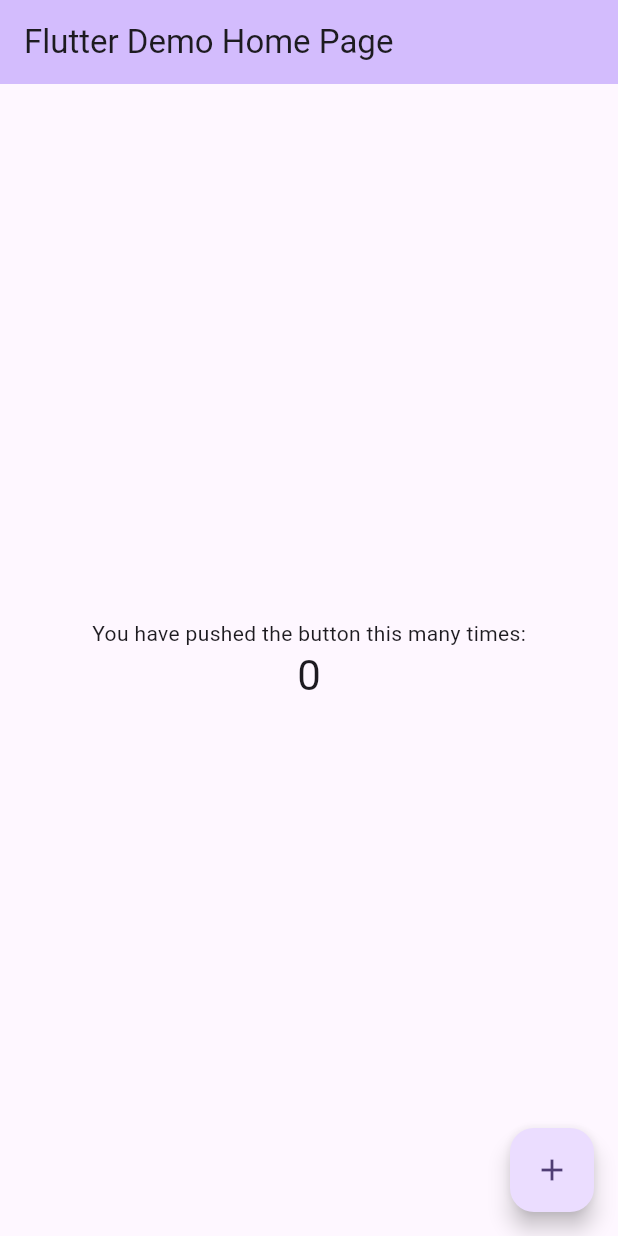
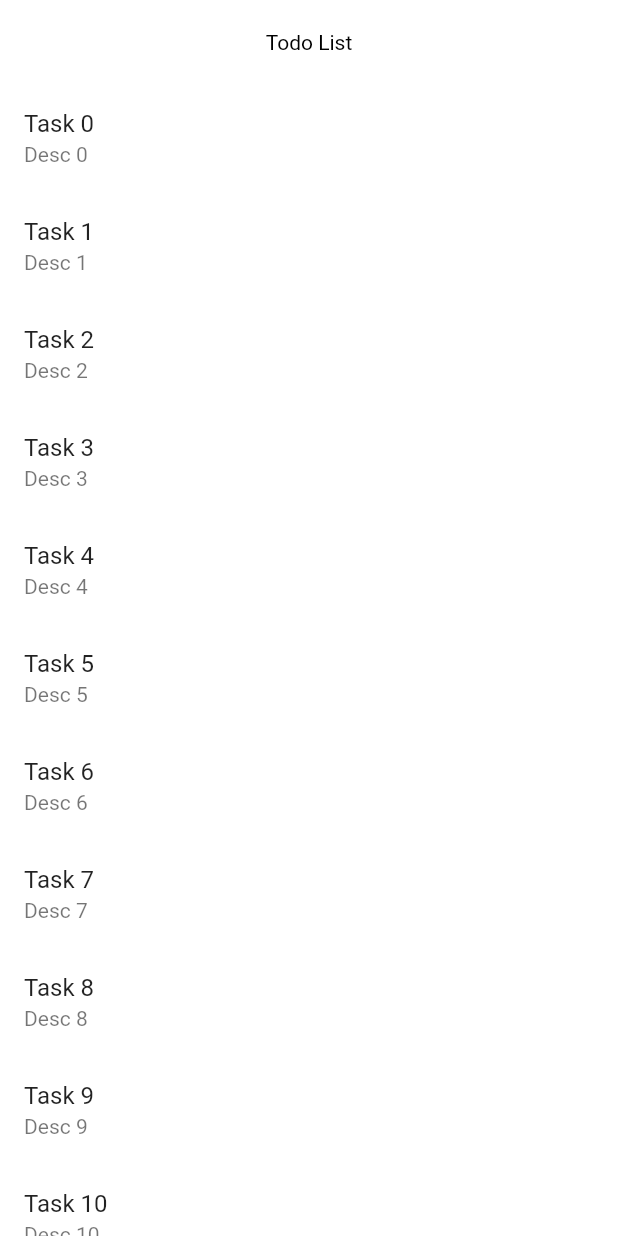
Before and after one commit to tkuanhoong/flutter_clean_architecture, a Flutter app: the screen it shows after launch, on a phone screen of 412 x 824 dp. Run offline on Flutter 3.47's test engine with Material 2 defaults, Android fonts, the phone set to English and light mode, and no system bars; our stand-ins replace dio, equatable, flutter_bloc, get_it, retrofit; generated files the repository leaves out were written again.

Commit message:
Dependency injection and app theme

```diff
--- /dev/null
+++ b/lib/config/theme/app_themes.dart
@@ -0,0 +1,19 @@
+import 'package:flutter/material.dart';
+
+ThemeData theme() {
+  return ThemeData(
+      scaffoldBackgroundColor: Colors.white,
+      fontFamily: 'Roboto',
+      appBarTheme: appBarTheme());
+}
+
+AppBarTheme appBarTheme() {
+  return const AppBarTheme(
+      titleTextStyle: TextStyle(color: Color(0XFF8B8B8B)),
+      color: Colors.white,
+      elevation: 0,
+      centerTitle: true,
+      iconTheme: IconThemeData(
+        color: Color(0XFF8B8B8B),
+      ));
+}
--- /dev/null
+++ b/lib/features/todo_list/presentation/pages/home/todo_list.dart
@@ -0,0 +1,30 @@
+import 'package:flutter/material.dart';
+
+class TodoList extends StatelessWidget {
+  const TodoList({super.key});
+
+  @override
+  Widget build(BuildContext context) {
+    return Scaffold(
+      appBar: _buildAppBar(),
+      body: _buildBody(),
+    );
+  }
+
+  _buildAppBar() {
+    return AppBar(
+        title: const Text(
+      "Todo List",
+      style: TextStyle(color: Colors.black),
+    ));
+  }
+
+  _buildBody() {
+    return ListView.builder(itemBuilder: (context, index) {
+      return ListTile(
+        title: Text("Task $index"),
+        subtitle: Text("Desc $index"),
+      );
+    });
+  }
+}
--- a/lib/main.dart
+++ b/lib/main.dart
@@ -1,6 +1,10 @@
 import 'package:flutter/material.dart';
+import 'package:flutter_clean_architecture/config/theme/app_themes.dart';
+import 'package:flutter_clean_architecture/features/todo_list/presentation/pages/home/todo_list.dart';
+import 'package:flutter_clean_architecture/injection_container.dart';
 
-void main() {
+Future<void> main() async {
+  await initializeDependencies();
   runApp(const MyApp());
 }
 
@@ -11,115 +15,9 @@ class MyApp extends StatelessWidget {
   @override
   Widget build(BuildContext context) {
     return MaterialApp(
-      title: 'Flutter Demo',
-      theme: ThemeData(
-        // This is the theme of your application.
-        //
-        // TRY THIS: Try running your application with "flutter run". You'll see
-        // the application has a blue toolbar. Then, without quitting the app,
-        // try changing the seedColor in the colorScheme below to Colors.green
-        // and then invoke "hot reload" (save your changes or press the "hot
-        // reload" button in a Flutter-supported IDE, or press "r" if you used
-        // the command line to start the app).
-        //
-        // Notice that the counter didn't reset back to zero; the application
-        // state is not lost during the reload. To reset the state, use hot
-        // restart instead.
-        //
-        // This works for code too, not just values: Most code changes can be
-        // tested with just a hot reload.
-        colorScheme: ColorScheme.fromSeed(seedColor: Colors.deepPurple),
-        useMaterial3: true,
-      ),
-      home: const MyHomePage(title: 'Flutter Demo Home Page'),
+      debugShowCheckedModeBanner: false,
+      home: const TodoList(),
+      theme: theme(),
     );
   }
 }
-
-class MyHomePage extends StatefulWidget {
-  const MyHomePage({super.key, required this.title});
-
-  // This widget is the home page of your application. It is stateful, meaning
-  // that it has a State object (defined below) that contains fields that affect
-  // how it looks.
-
-  // This class is the configuration for the state. It holds the values (in this
-  // case the title) provided by the parent (in this case the App widget) and
-  // used by the build method of the State. Fields in a Widget subclass are
-  // always marked "final".
-
-  final String title;
-
-  @override
-  State<MyHomePage> createState() => _MyHomePageState();
-}
-
-class _MyHomePageState extends State<MyHomePage> {
-  int _counter = 0;
-
-  void _incrementCounter() {
-    setState(() {
-      // This call to setState tells the Flutter framework that something has
-      // changed in this State, which causes it to rerun the build method below
-      // so that the display can reflect the updated values. If we changed
-      // _counter without calling setState(), then the build method would not be
-      // called again, and so nothing would appear to happen.
-      _counter++;
-    });
-  }
-
-  @override
-  Widget build(BuildContext context) {
-    // This method is rerun every time setState is called, for instance as done
-    // by the _incrementCounter method above.
-    //
-    // The Flutter framework has been optimized to make rerunning build methods
-    // fast, so that you can just rebuild anything that needs updating rather
-    // than having to individually change instances of widgets.
-    return Scaffold(
-      appBar: AppBar(
-        // TRY THIS: Try changing the color here to a specific color (to
-        // Colors.amber, perhaps?) and trigger a hot reload to see the AppBar
-        // change color while the other colors stay the same.
-        backgroundColor: Theme.of(context).colorScheme.inversePrimary,
-        // Here we take the value from the MyHomePage object that was created by
-        // the App.build method, and use it to set our appbar title.
-        title: Text(widget.title),
-      ),
-      body: Center(
-        // Center is a layout widget. It takes a single child and positions it
-        // in the middle of the parent.
-        child: Column(
-          // Column is also a layout widget. It takes a list of children and
-          // arranges them vertically. By default, it sizes itself to fit its
-          // children horizontally, and tries to be as tall as its parent.
-          //
-          // Column has various properties to control how it sizes itself and
-          // how it positions its children. Here we use mainAxisAlignment to
-          // center the children vertically; the main axis here is the vertical
-          // axis because Columns are vertical (the cross axis would be
-          // horizontal).
-          //
-          // TRY THIS: Invoke "debug painting" (choose the "Toggle Debug Paint"
-          // action in the IDE, or press "p" in the console), to see the
-          // wireframe for each widget.
-          mainAxisAlignment: MainAxisAlignment.center,
-          children: <Widget>[
-            const Text(
-              'You have pushed the button this many times:',
-            ),
-            Text(
-              '$_counter',
-              style: Theme.of(context).textTheme.headlineMedium,
-            ),
-          ],
-        ),
-      ),
-      floatingActionButton: FloatingActionButton(
-        onPressed: _incrementCounter,
-        tooltip: 'Increment',
-        child: const Icon(Icons.add),
-      ), // This trailing comma makes auto-formatting nicer for build methods.
-    );
-  }
-}
```
Also changed, not shown: lib/injection_container.dart (added, +25 -0 lines).
